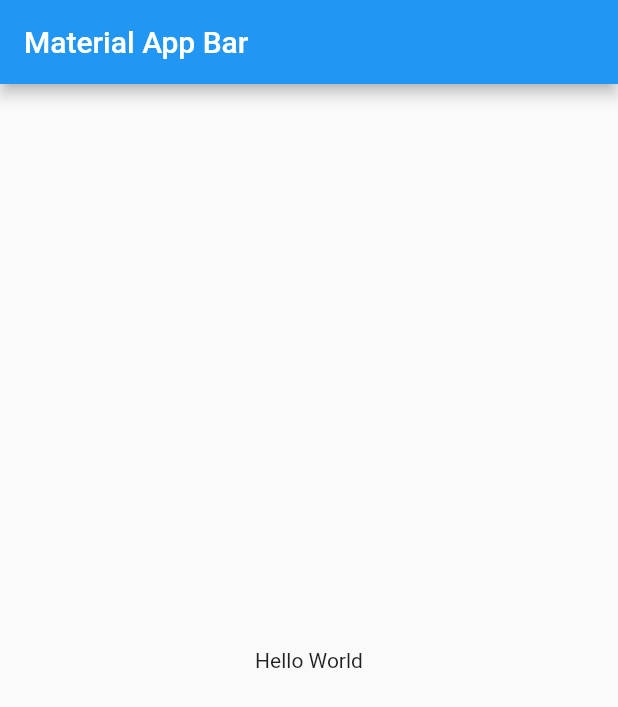
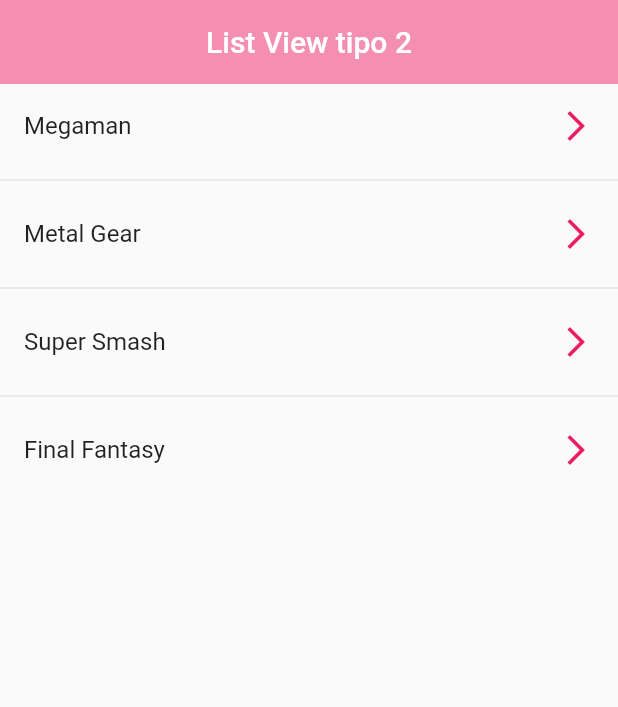
Before and after one commit to valfranciscangeli/fl_components, a Flutter app: the screen it shows after launch, on a phone screen of 412 x 824 dp. Shown: the top 707 px of the screen. Run offline on Flutter 3.47's test engine with Material 2 defaults, Android fonts, the phone set to English and light mode, and no system bars.

Commit message:
fin clase 67

```diff
--- a/lib/main.dart
+++ b/lib/main.dart
@@ -1,3 +1,4 @@
+import 'package:fl_components/screens/listview2_screen.dart';
 import 'package:flutter/material.dart';
 
 void main() => runApp(const MyApp());
@@ -7,17 +8,9 @@ class MyApp extends StatelessWidget {
 
   @override
   Widget build(BuildContext context) {
-    return MaterialApp(
-      debugShowCheckedModeBanner: false,
-      title: 'Material App',
-      home: Scaffold(
-        appBar: AppBar(
-          title: const Text('Material App Bar'),
-        ),
-        body: const Center(
-          child: Text('Hello World'),
-        ),
-      ),
-    );
+    return const MaterialApp(
+        debugShowCheckedModeBanner: false,
+        title: 'Material App',
+        home: ListView2Screen());
   }
 }
--- /dev/null
+++ b/lib/screens/listview1_screen.dart
@@ -0,0 +1,29 @@
+import 'package:flutter/material.dart';
+
+class ListView1Screen extends StatelessWidget {
+  final options = const [
+    'Megaman',
+    'Metal Gear',
+    'Super Smash',
+    'Final Fantasy'
+  ];
+
+  const ListView1Screen({Key? key}) : super(key: key);
+
+  @override
+  Widget build(BuildContext context) {
+    return Scaffold(
+        appBar: AppBar(
+          title: const Text('List View tipo 1'),
+        ),
+        body: ListView(children: [
+          // ... es el operador spread
+          ...options
+              .map((game) => ListTile(
+                    title: Text(game),
+                    trailing: const Icon(Icons.arrow_forward_ios),
+                  ))
+              .toList()
+        ]));
+  }
+}
--- /dev/null
+++ b/lib/screens/listview2_screen.dart
@@ -0,0 +1,37 @@
+import 'package:flutter/material.dart';
+
+class ListView2Screen extends StatelessWidget {
+  final options = const [
+    'Megaman',
+    'Metal Gear',
+    'Super Smash',
+    'Final Fantasy'
+  ];
+
+  const ListView2Screen({Key? key}) : super(key: key);
+
+  @override
+  Widget build(BuildContext context) {
+    return Scaffold(
+        appBar: AppBar(
+          title: const Center(child: Text('List View tipo 2')),
+          elevation: 0,
+          backgroundColor: Colors.pink[200],
+        ),
+        body: ListView.separated(
+          itemBuilder: (context, index) => ListTile(
+            title: Text(options[index]),
+            trailing: const Icon(
+              Icons.arrow_forward_ios_outlined,
+              color: Colors.pink,
+            ),
+            onTap: () {
+              final game = options[index];
+              print(game);
+            },
+          ),
+          separatorBuilder: (_, __) => const Divider(),
+          itemCount: options.length,
+        ));
+  }
+}
```
